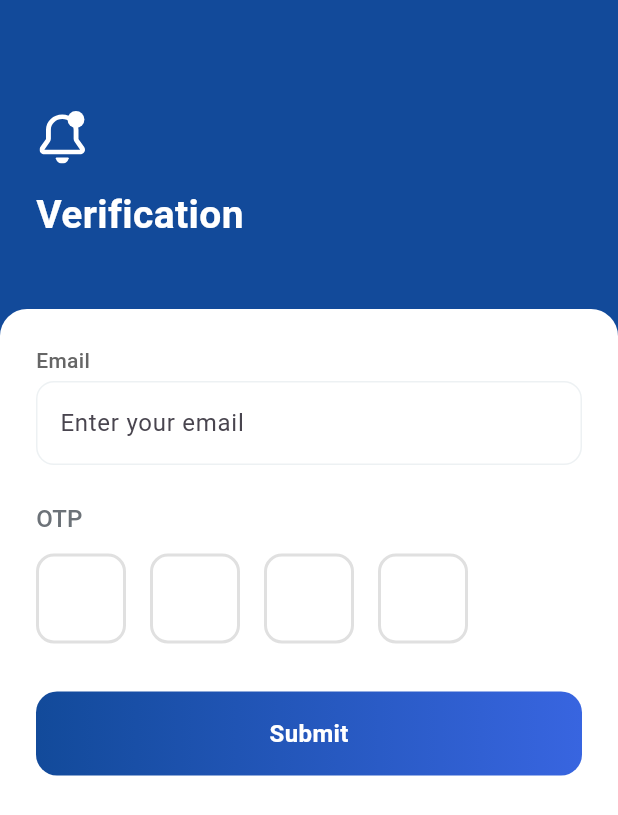
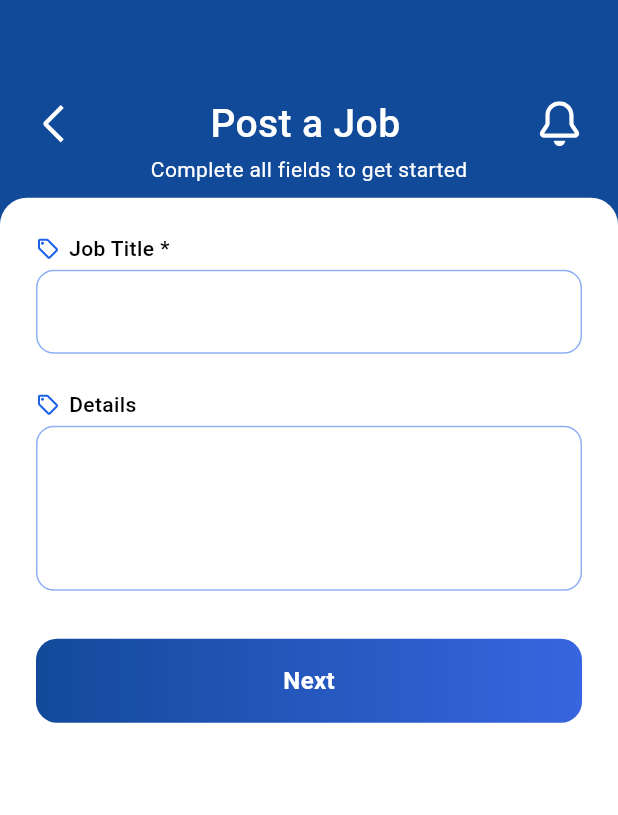
Before and after one commit to thesoumisamanta/service_app_ui, a Flutter app: the VerificationScreen screen opened by its route, after a tap on "Submit", on a phone screen of 412 x 824 dp. Shown: the top 815 px of the screen. Run offline on Flutter 3.47's test engine with Material 3 defaults, Android fonts, the phone set to English and light mode, and no system bars; our stand-ins replace flutter_svg; Roboto replaces fonts that are missing (SFProRounded).

Commit message:
feat: Add new icons for navigation and job posting, enhance color constants, and implement create job screen with routing

```diff
--- a/lib/core/constants/app_colors.dart
+++ b/lib/core/constants/app_colors.dart
@@ -2,12 +2,15 @@ import 'package:flutter/material.dart';
 
 class AppColors {
   static const Color primaryBlue = Color(0xFF124A9A);
+  static const Color lightBlue = Color(0xFF1D61E7);
   static const Color primaryPurple = Color(0xFF3865E0);
   static const Color white = Color(0xFFFFFFFF);
   static const Color darkGrey = Color(0xFF6C7278);
   static const Color grey = Color(0xFFEDF1F3);
   static const Color lightGrey = Color(0xFFF5F7F9);
   static const Color grey2 = Color(0xFFACB5BB);
+  static const Color black = Color(0xFF000000);
+
   static LinearGradient splashOverlayGradient = LinearGradient(
     begin: Alignment.topCenter,
     end: Alignment.bottomCenter,
--- a/lib/core/routes/app_routes.dart
+++ b/lib/core/routes/app_routes.dart
@@ -1,6 +1,9 @@
 import 'package:flutter/material.dart';
 import 'package:service_app_ui/features/presentation/screens/auth/auth_screen.dart';
 import 'package:service_app_ui/features/presentation/screens/auth/verification_screen.dart';
+import 'package:service_app_ui/features/presentation/screens/home/create_job_screen.dart';
+import 'package:service_app_ui/features/presentation/screens/home/home_screen.dart';
+import 'package:service_app_ui/features/presentation/screens/home/service_screen.dart';
 import 'package:service_app_ui/features/presentation/screens/splash/splash_screen.dart';
 
 class AppRoutes {
@@ -9,11 +12,16 @@ class AppRoutes {
   static const String auth = '/auth';
   static const String verification = '/verification';
   static const String home = '/home';
+  static const String createJob = '/create-job';
+  static const String service = '/service';
 
   // Route Map
   static final Map<String, WidgetBuilder> routes = {
     splash: (context) => const SplashScreen(),
     auth: (context) => const AuthScreen(),
     verification: (context) => const VerificationScreen(),
+    home: (context) => const HomeScreen(),
+    createJob: (context) => const CreateJobScreen(),
+    service: (context) => const ServiceScreen(),
   };
 }
--- a/lib/features/presentation/screens/auth/verification_screen.dart
+++ b/lib/features/presentation/screens/auth/verification_screen.dart
@@ -1,6 +1,7 @@
 import 'package:flutter/material.dart';
 import 'package:flutter_svg/svg.dart';
 import 'package:service_app_ui/core/constants/app_colors.dart';
+import 'package:service_app_ui/core/routes/app_routes.dart';
 import 'package:service_app_ui/features/presentation/widgets/custom_button.dart';
 import 'package:service_app_ui/features/presentation/widgets/custom_text_field.dart';
 import 'package:service_app_ui/features/presentation/widgets/otp_input_widget.dart';
@@ -106,7 +107,12 @@ class _VerificationScreenState extends State<VerificationScreen> {
                     const SizedBox(height: 32),
                     CustomButton(
                       text: 'Submit',
-                      onPressed: () {},
+                      onPressed: () {
+                        Navigator.pushReplacementNamed(
+                          context,
+                          AppRoutes.createJob,
+                        );
+                      },
                       gradient: const LinearGradient(
                         colors: [
                           AppColors.primaryBlue,
--- a/lib/features/presentation/screens/auth/widgets/login_widget.dart
+++ b/lib/features/presentation/screens/auth/widgets/login_widget.dart
@@ -39,6 +39,7 @@ class _LoginWidgetState extends State<LoginWidget> {
         const SizedBox(height: 16),
         CustomTextField(
           label: 'Password',
+          labelColor: AppColors.darkGrey,
           hint: 'Enter your password',
           type: TextFieldType.password,
           obscureText: isPasswordHidden,
--- /dev/null
+++ b/lib/features/presentation/screens/home/create_job_screen.dart
@@ -0,0 +1,142 @@
+import 'package:flutter/material.dart';
+import 'package:flutter_svg/svg.dart';
+import 'package:service_app_ui/core/constants/app_colors.dart';
+import 'package:service_app_ui/features/presentation/widgets/custom_button.dart';
+import 'package:service_app_ui/features/presentation/widgets/custom_text_field.dart';
+
+class CreateJobScreen extends StatelessWidget {
+  const CreateJobScreen({super.key});
+
+  @override
+  Widget build(BuildContext context) {
+    return Scaffold(
+      body: Stack(
+        children: [
+          Positioned(
+            top: 0,
+            left: 0,
+            right: 0,
+            height: MediaQuery.of(context).size.height * 0.35,
+            child: Container(
+              decoration: const BoxDecoration(
+                color: AppColors.primaryBlue,
+                borderRadius: BorderRadius.only(
+                  bottomLeft: Radius.circular(24),
+                  bottomRight: Radius.circular(24),
+                ),
+              ),
+              padding: const EdgeInsets.all(24),
+              child: Column(
+                crossAxisAlignment: CrossAxisAlignment.center,
+                children: [
+                  const SizedBox(height: 40),
+                  Row(
+                    mainAxisAlignment: MainAxisAlignment.spaceBetween,
+                    children: [
+                      SvgPicture.asset(
+                        'assets/icons/back_arrow.svg',
+                        width: 25,
+                        height: 25,
+                        colorFilter: const ColorFilter.mode(
+                          AppColors.white,
+                          BlendMode.srcIn,
+                        ),
+                      ),
+                      const Text(
+                        'Post a Job',
+                        style: TextStyle(
+                          color: AppColors.white,
+                          fontSize: 26,
+                          fontWeight: FontWeight.w500,
+                        ),
+                      ),
+                      SvgPicture.asset(
+                        'assets/icons/bell.svg',
+                        width: 30,
+                        height: 30,
+                        colorFilter: const ColorFilter.mode(
+                          AppColors.white,
+                          BlendMode.srcIn,
+                        ),
+                      ),
+                    ],
+                  ),
+                  const SizedBox(height: 2),
+                  const Text(
+                    'Complete all fields to get started',
+                    style: TextStyle(
+                      color: Colors.white,
+                      fontSize: 14,
+                      fontWeight: FontWeight.w400,
+                    ),
+                  ),
+                ],
+              ),
+            ),
+          ),
+
+          Positioned(
+            top: MediaQuery.of(context).size.height * 0.16,
+            left: 0,
+            right: 0,
+            bottom: 0,
+            child: Container(
+              decoration: const BoxDecoration(
+                color: AppColors.white,
+                borderRadius: BorderRadius.only(
+                  topLeft: Radius.circular(18),
+                  topRight: Radius.circular(18),
+                ),
+              ),
+              padding: const EdgeInsets.all(24),
+              child: SingleChildScrollView(
+                child: Column(
+                  children: [
+                    CustomTextField(
+                      label: 'Job Title',
+                      labelColor: AppColors.black,
+                      borderColor: AppColors.lightBlue.withValues(alpha: 0.5),
+                      labelIcon: SvgPicture.asset(
+                        'assets/icons/tag.svg',
+                        width: 16,
+                        height: 16,
+                      ),
+                      type: TextFieldType.text,
+                      isRequired: true,
+                      // controller: _nameController,
+                    ),
+                    const SizedBox(height: 24),
+                    CustomTextField(
+                      height: 110,
+                      label: 'Details',
+                      type: TextFieldType.text,
+                      labelColor: AppColors.black,
+                      borderColor: AppColors.lightBlue.withValues(alpha: 0.5),
+                      labelIcon: SvgPicture.asset(
+                        'assets/icons/tag.svg',
+                        width: 16,
+                        height: 16,
+                      ),
+                      // controller: _nameController,
+                    ),
+                    const SizedBox(height: 32),
+                    CustomButton(
+                      text: 'Next',
+                      onPressed: () {},
+                      gradient: const LinearGradient(
+                        colors: [
+                          AppColors.primaryBlue,
+                          AppColors.primaryPurple,
+                        ],
+                      ),
+                    ),
+                  ],
+                ),
+              ),
+            ),
+          ),
+        ],
+      ),
+    );
+  }
+}
--- /dev/null
+++ b/lib/features/presentation/screens/home/home_screen.dart
@@ -0,0 +1,10 @@
+import 'package:flutter/material.dart';
+
+class HomeScreen extends StatelessWidget {
+  const HomeScreen({super.key});
+
+  @override
+  Widget build(BuildContext context) {
+    return Container();
+  }
+}
--- /dev/null
+++ b/lib/features/presentation/screens/home/service_screen.dart
@@ -0,0 +1,10 @@
+import 'package:flutter/material.dart';
+
+class ServiceScreen extends StatelessWidget {
+  const ServiceScreen({super.key});
+
+  @override
+  Widget build(BuildContext context) {
+    return Container();
+  }
+}
--- a/lib/features/presentation/widgets/custom_text_field.dart
+++ b/lib/features/presentation/widgets/custom_text_field.dart
@@ -6,6 +6,7 @@ enum TextFieldType { text, name, email, password, phone }
 
 class CustomTextField extends StatelessWidget {
   final String? label;
+  final Color? labelColor;
   final String? hint;
   final TextFieldType type;
   final TextEditingController? controller;
@@ -17,10 +18,15 @@ class CustomTextField extends StatelessWidget {
   final int? maxLength;
   final int maxLines;
   final bool obscureText;
+  final Widget? labelIcon;
+  final bool isRequired;
+  final Color? borderColor;
+  final double? height;
 
   const CustomTextField({
     super.key,
     this.label,
+    this.labelColor,
     this.hint,
     this.type = TextFieldType.text,
     this.controller,
@@ -32,6 +38,10 @@ class CustomTextField extends StatelessWidget {
     this.maxLength,
     this.maxLines = 1,
     this.obscureText = false,
+    this.labelIcon,
+    this.isRequired = false,
+    this.borderColor,
+    this.height,
   });
 
   TextInputType get _keyboardType {
@@ -55,9 +65,7 @@ class CustomTextField extends StatelessWidget {
           LengthLimitingTextInputFormatter(10),
         ];
       case TextFieldType.name:
-        return [
-          FilteringTextInputFormatter.allow(RegExp(r'[a-zA-Z\s]')),
-        ];
+        return [FilteringTextInputFormatter.allow(RegExp(r'[a-zA-Z\s]'))];
       default:
         return [];
     }
@@ -77,22 +85,47 @@ class CustomTextField extends StatelessWidget {
         if (label != null)
           Padding(
             padding: const EdgeInsets.only(bottom: 4),
-            child: Text(
+            child: Row(
+              children: [
+                if (labelIcon != null) ...[
+                  labelIcon!,
+                  const SizedBox(width: 6),
+                ],
+                Text(
                   label!,
-              style: const TextStyle(
+                  style: TextStyle(
                     fontSize: 14,
                     fontWeight: FontWeight.w500,
-                color: Color(0xFF666666),
+                    color: labelColor,
+                  ),
+                ),
+                if (isRequired)
+                  const Padding(
+                    padding: EdgeInsets.only(left: 4),
+                    child: Text(
+                      '*',
+                      style: TextStyle(
+                        fontSize: 14,
+                        fontWeight: FontWeight.w500,
+                        color: AppColors.black,
                       ),
                     ),
                   ),
-        TextFormField(
+              ],
+            ),
+          ),
+        SizedBox(
+          height: height,
+          child: TextFormField(
             controller: controller,
             keyboardType: _keyboardType,
             obscureText: obscureText,
             enabled: enabled,
             maxLength: maxLength,
-          maxLines: maxLines,
+            maxLines: height != null ? null : maxLines,
+            minLines: height != null ? null : 1,
+            expands: height != null,
+            textAlignVertical: height != null ? TextAlignVertical.top : TextAlignVertical.center,
             textCapitalization: _textCapitalization,
             inputFormatters: _inputFormatters,
             onChanged: onChanged,
@@ -101,17 +134,14 @@ class CustomTextField extends StatelessWidget {
               hintText: hint,
               prefixIcon: prefixIcon,
               suffixIcon: suffixIcon,
-            border: OutlineInputBorder(
-              borderRadius: BorderRadius.circular(12),
-            ),
+              border: OutlineInputBorder(borderRadius: BorderRadius.circular(12)),
               enabledBorder: OutlineInputBorder(
                 borderRadius: BorderRadius.circular(12),
-              borderSide: BorderSide(color: AppColors.grey),
+                borderSide: BorderSide(color: borderColor ?? AppColors.grey),
               ),
               focusedBorder: OutlineInputBorder(
                 borderRadius: BorderRadius.circular(12),
-              borderSide: const BorderSide(
-                color: AppColors.primaryBlue,
+                borderSide: const BorderSide(color: AppColors.primaryBlue),
               ),
             ),
           ),
```
Also changed, not shown: assets/icons/back_arrow.svg (added), assets/icons/bell.svg (added), assets/icons/file_upload.svg (added), assets/icons/start.svg (added), assets/icons/tag.svg (added). Lines whose indentation alone changed are shown as unchanged.
